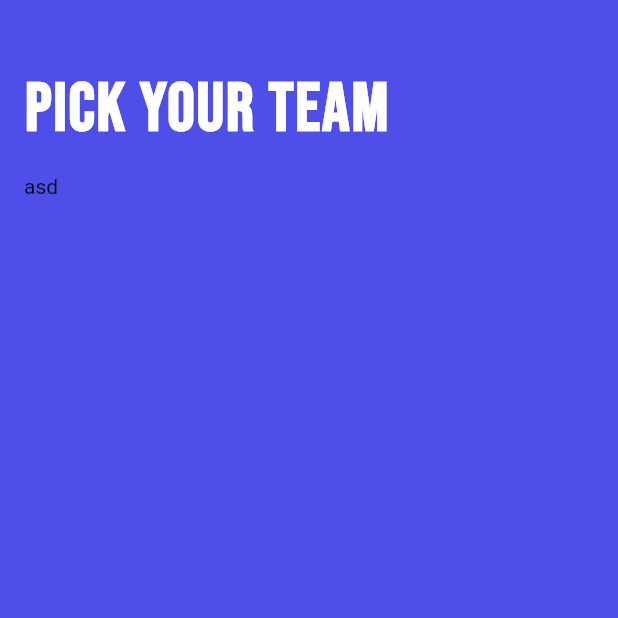
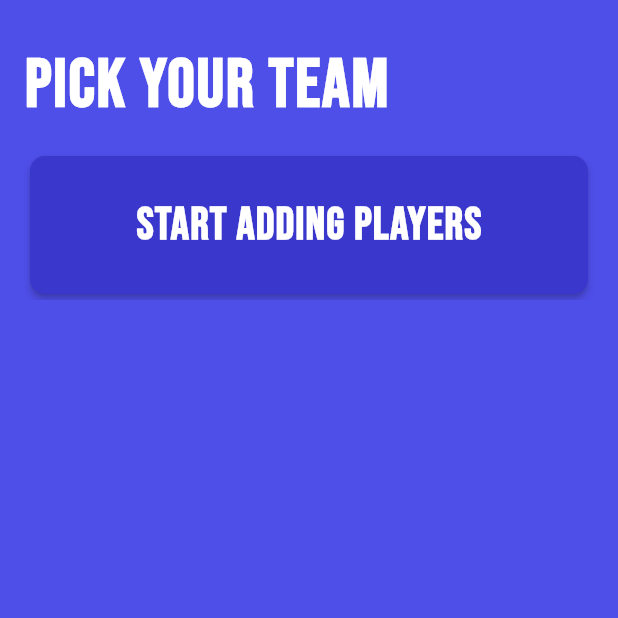
Before and after one commit to sukie2/flutter-smash-it-fantasy-league, a Flutter app: the TeamPickScreen screen opened directly, on a phone screen of 412 x 824 dp, the top half of it. Run offline on Flutter 3.47's test engine with Material 2 defaults, Android fonts, the phone set to English and light mode, and no system bars; our stand-ins replace animated_text_kit, cloud_firestore, firebase_auth, firebase_core, get, google_fonts and 1 more; accounts and stored records are empty.

Commit message:
Player pick getx observerables added.

```diff
--- a/lib/ui/home/team_pick_screen.dart
+++ b/lib/ui/home/team_pick_screen.dart
@@ -1,23 +1,25 @@
 import 'package:cloud_firestore/cloud_firestore.dart';
 import 'package:flutter/material.dart';
+import 'package:get/get.dart';
 import 'package:google_fonts/google_fonts.dart';
 import 'package:smash_it/constants/color_constants.dart';
 import 'package:smash_it/constants/size_constants.dart';
 import 'package:smash_it/constants/string_constants.dart';
 import 'package:smash_it/controllers/home_controller.dart';
 import 'package:smash_it/models/player_model.dart';
+import 'package:smash_it/ui/widgets/list_elements/grid_selected_player.dart';
 import 'package:smash_it/ui/widgets/list_elements/row_team_pick.dart';
 
 class TeamPickScreen extends StatelessWidget {
   final HomeController homeController = HomeController.to;
-  final selectedPlayers = new Map<String, PlayerModel>();
+  final selectedPlayers = new Map<String, GridSelectedPlayer>().obs;
 
   Widget build(BuildContext context) {
     return Scaffold(
       backgroundColor: FantasyColors.PrimaryColor,
       body: Padding(
         padding: const EdgeInsets.fromLTRB(
-            Spacing.base2x, Spacing.base2x, Spacing.base2x, Spacing.base3x),
+            Spacing.base2x, 0, Spacing.base2x, Spacing.base3x),
         child: StreamBuilder<QuerySnapshot>(
           stream: homeController.getPlayerData(),
           builder:
@@ -26,8 +28,8 @@ class TeamPickScreen extends StatelessWidget {
               shrinkWrap: true,
               slivers: [
                 buildAppBar(),
-                buildSelectedList(),
-                buildTopRankList(context, snapshot),
+                buildSelectedList(context),
+                buildPlayerList(context, snapshot),
               ],
             );
           },
@@ -36,32 +38,52 @@ class TeamPickScreen extends StatelessWidget {
     );
   }
 
-  buildSelectedList() {
-    return SliverGrid.count(crossAxisCount: 4, children: [Text('asd')]);
+  List<Widget> getSelectedPlayers() {
+    return selectedPlayers.values.toList();
+  }
 
-    //   gridDelegate: const SliverGridDelegateWithMaxCrossAxisExtent(
-    //     maxCrossAxisExtent: 200.0,
-    //     mainAxisSpacing: 10.0,
-    //     crossAxisSpacing: 10.0,
-    //     childAspectRatio: 4.0,
-    //   ),
-    //   delegate: SliverChildBuilderDelegate(
-    //     (BuildContext context, int index) {
-    //       return Container(
-    //         alignment: Alignment.center,
-    //         child: CircleAvatar(
-    //           radius: 30,
-    //           backgroundColor: Colors.brown.shade800,
-    //           child: Text(
-    //             "Hahs Sdsa".getInitials(),
-    //             style: GoogleFonts.oswald(fontSize: 24, color: Colors.white),
-    //           ),
-    //         ),
-    //       );
-    //     },
-    //     childCount: 20,
-    //   ),
-    // );
+  buildEmptySelectedList(BuildContext context) {
+    return SliverToBoxAdapter(
+      child: Container(
+        height: 100,
+        width: MediaQuery.of(context).size.width,
+        child: Card(
+          color: FantasyColors.SecondaryColor,
+          shape:
+              RoundedRectangleBorder(borderRadius: BorderRadius.circular(10)),
+          elevation: 2.0,
+          child: Column(
+            crossAxisAlignment: CrossAxisAlignment.center,
+            mainAxisAlignment: MainAxisAlignment.center,
+            children: [
+              Text(
+                'Start adding players',
+                style: GoogleFonts.bebasNeue(
+                    fontSize: 30,
+                    fontWeight: FontWeight.w600,
+                    color: Colors.white,
+                    letterSpacing: 1),
+              ),
+            ],
+          ),
+        ),
+      ),
+    );
+  }
+
+  buildSelectedList(BuildContext context) {
+    return Obx(() {
+      if (selectedPlayers.isEmpty) {
+        return buildEmptySelectedList(context);
+      } else {
+        return SliverGrid.count(
+          crossAxisSpacing: Spacing.baseHalf,
+          crossAxisCount: 4,
+          childAspectRatio: 0.84,
+          children: getSelectedPlayers(),
+        );
+      }
+    });
   }
 
   buildAppBar() {
@@ -83,7 +105,7 @@ class TeamPickScreen extends StatelessWidget {
     );
   }
 
-  buildTopRankList(BuildContext context, AsyncSnapshot snapshot) {
+  buildPlayerList(BuildContext context, AsyncSnapshot snapshot) {
     if (snapshot.hasError) {
       return SliverToBoxAdapter(child: Text('Something went wrong'));
     }
@@ -120,7 +142,8 @@ class TeamPickScreen extends StatelessWidget {
     if (selectedPlayers.containsKey(player.name)) {
       selectedPlayers.remove(player.name);
     } else {
-      selectedPlayers.putIfAbsent(player.name, () => player);
+      selectedPlayers.putIfAbsent(
+          player.name, () => GridSelectedPlayer(player: player));
     }
     selectedPlayers.forEach((key, value) {
       print(key);
```
Also changed, not shown: lib/ui/widgets/list_elements/grid_selected_player.dart (+10 -1 lines), lib/ui/widgets/match_info_row.dart (deleted, +0 -61 lines).
